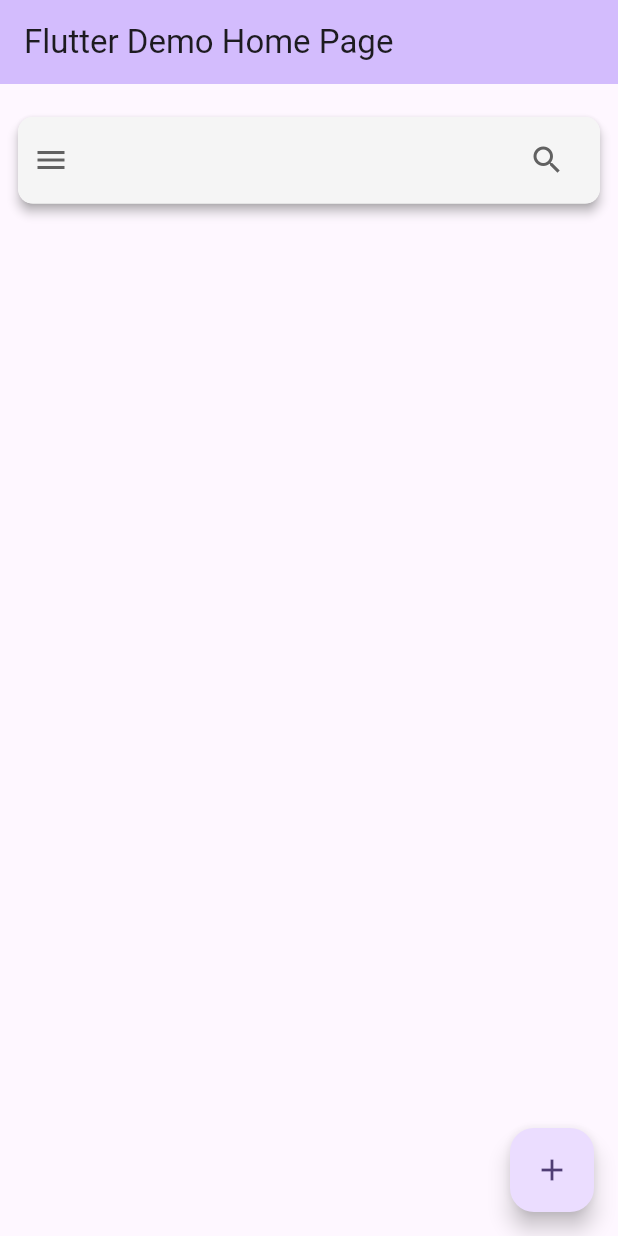
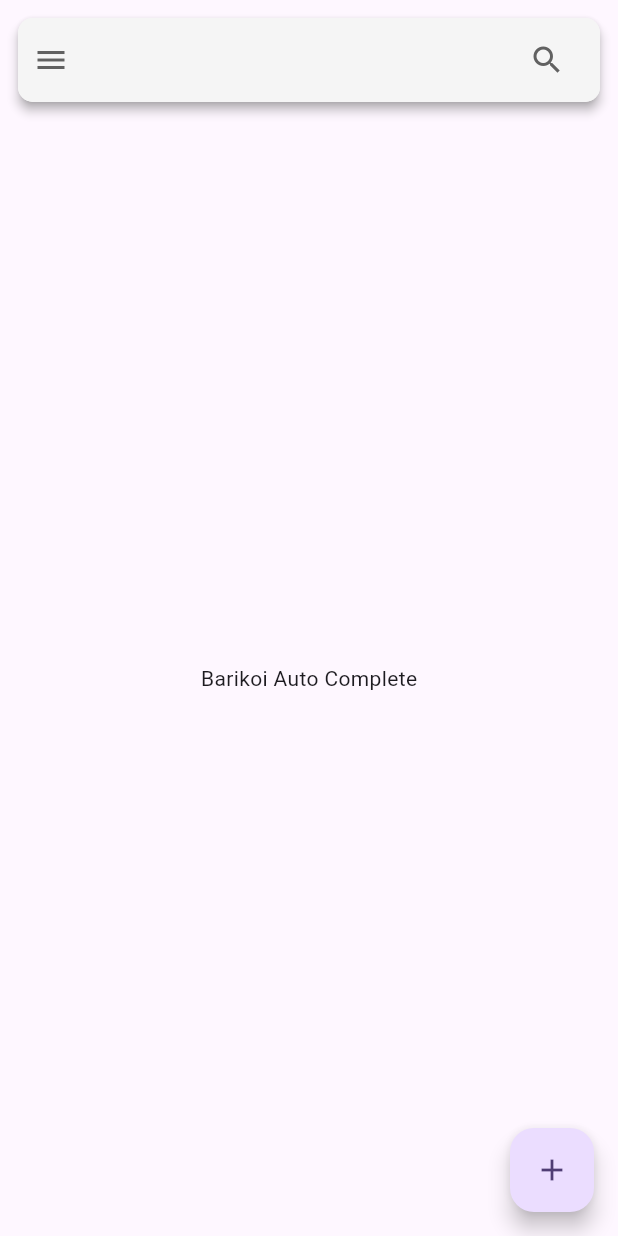
Before and after one commit to barikoi/barikoi_autocomplete_flutter, a Flutter app: the screen it shows after launch, on a phone screen of 412 x 824 dp. Run offline on Flutter 3.47's test engine with Material 2 defaults, Android fonts, the phone set to English and light mode, and no system bars; our stand-ins replace bloc, bloc_concurrency, equatable, flutter_bloc, stream_transform.

Commit message:
add auto search option

```diff
--- a/example/lib/main.dart
+++ b/example/lib/main.dart
@@ -32,24 +32,24 @@ class MyHomePage extends StatefulWidget {
 }
 
 class _MyHomePageState extends State<MyHomePage> {
-
-
   @override
   Widget build(BuildContext context) {
-    return Scaffold(
-      appBar: AppBar(
-        backgroundColor: Theme.of(context).colorScheme.inversePrimary,
-        title: Text(widget.title),
+    return SafeArea(
+      child: Scaffold(
+        appBar: PreferredSize(
+            preferredSize: Size(MediaQuery.of(context).size.width, 80),
+            child: const AutoCompleteSearchView(
+              apiKey: "",
+            )),
+        body: const Center(
+          child: Text("Barikoi Auto Complete"),
+        ),
+        floatingActionButton: FloatingActionButton(
+          onPressed: () {},
+          tooltip: 'Increment',
+          child: const Icon(Icons.add),
+        ), // This trailing comma makes auto-formatting nicer for build methods.
       ),
-      body: const Padding(
-        padding: EdgeInsets.only(top: 10),
-        child: AutoCompleteSearchView(apiKey: "",)
-      ),
-      floatingActionButton: FloatingActionButton(
-        onPressed: (){},
-        tooltip: 'Increment',
-        child: const Icon(Icons.add),
-      ), // This trailing comma makes auto-formatting nicer for build methods.
     );
   }
 }
--- a/lib/src/auto_complete_search_view.dart
+++ b/lib/src/auto_complete_search_view.dart
@@ -35,6 +35,9 @@ class _AutoCompleteSearchViewState extends State<AutoCompleteSearchView> {
                   context: context,
                   delegate: BlocSearchDelegateBuilder(
                     builder: (context, LocationAddressState state){
+                      if (state is InitialAddress) {
+                        return const Text("Search your address");
+                      }
                       if (state is AddressRequestSending) {
                         return const Center(
                           child: CircularProgressIndicator(),
@@ -57,7 +60,7 @@ class _AutoCompleteSearchViewState extends State<AutoCompleteSearchView> {
                           itemBuilder: (context, index) {
                             return ListTile(
                               leading: const Icon(Icons.location_city),
-                              title: Text(state.places[index].address ?? "a"),
+                              title: Text(state.places[index].address ?? ""),
                               onTap: (){
                                 setState(() {
                                   selectedPlace = state.places[index].address;
@@ -72,6 +75,9 @@ class _AutoCompleteSearchViewState extends State<AutoCompleteSearchView> {
                       return const Text("Not address found");
                     },
                     bloc: BlocProvider.of<LocationAddressBloc>(context),
+                    buildWhen: (context, state) {
+                      return state is GetLocationAddressSuccessfully;
+                    },
                     onQuery: (query) => BlocProvider.of<LocationAddressBloc>(context).add(SendLocationAddress(key: key, searchQuery: query)),
                   ),
                 );
```
